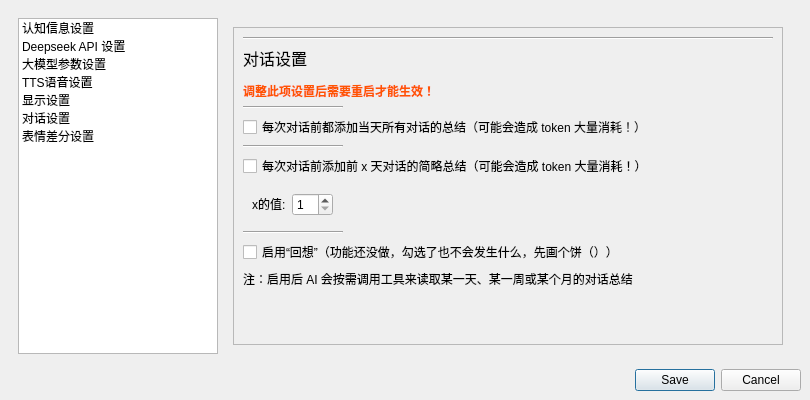
Old version of the form app/asset/ui/setting.ui in the repository CodeCCsky/chatWithQing.
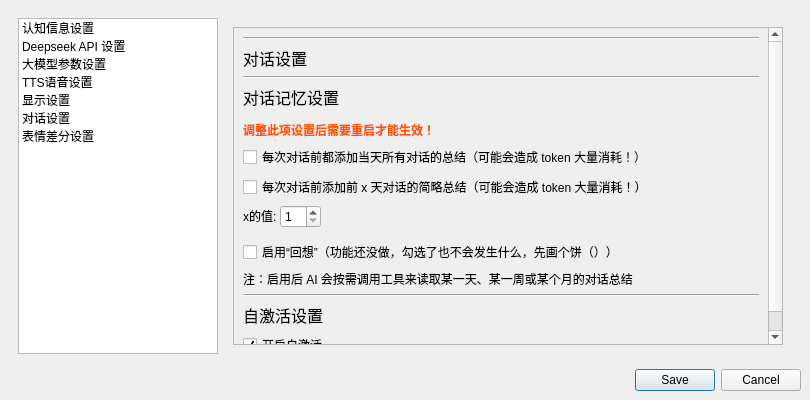
New version of the form. The open tabs and pages were chosen to show the change.

Commit message: 添加启用自激活模式勾选框

```diff
--- a/app/asset/ui/setting.ui
+++ b/app/asset/ui/setting.ui
@@ -1009,23 +1009,24 @@
                <item>
                 <widget class="QLabel" name="talkSettingTopLabel">
                  <property name="text">
-                  <string>&lt;html&gt;&lt;head/&gt;&lt;body&gt;&lt;p&gt;&lt;span style=&quot; font-size:12pt;&quot;&gt;对话设置&lt;/span&gt;&lt;/p&gt;&lt;p&gt;&lt;span style=&quot; font-weight:600; color:#ff5500;&quot;&gt;调整此项设置后需要重启才能生效！&lt;/span&gt;&lt;/p&gt;&lt;/body&gt;&lt;/html&gt;</string>
+                  <string>&lt;html&gt;&lt;head/&gt;&lt;body&gt;&lt;p&gt;&lt;span style=&quot; font-size:12pt;&quot;&gt;对话设置&lt;/span&gt;&lt;/p&gt;&lt;/body&gt;&lt;/html&gt;</string>
                  </property>
                 </widget>
                </item>
                <item>
-                <widget class="Line" name="line_2">
-                 <property name="maximumSize">
-                  <size>
-                   <width>100</width>
-                   <height>16777215</height>
-                  </size>
-                 </property>
+                <widget class="Line" name="line_9">
                  <property name="orientation">
                   <enum>Qt::Horizontal</enum>
                  </property>
                 </widget>
                </item>
+               <item>
+                <widget class="QLabel" name="talkMemoryLabel">
+                 <property name="text">
+                  <string>&lt;html&gt;&lt;head/&gt;&lt;body&gt;&lt;p&gt;&lt;span style=&quot; font-size:12pt;&quot;&gt;对话记忆设置&lt;/span&gt;&lt;/p&gt;&lt;p&gt;&lt;span style=&quot; font-weight:600; color:#ff5500;&quot;&gt;调整此项设置后需要重启才能生效！&lt;/span&gt;&lt;/p&gt;&lt;/body&gt;&lt;/html&gt;</string>
+                 </property>
+                </widget>
+               </item>
                <item>
                 <widget class="QCheckBox" name="addSameDayHisSummaryCheckBox">
                  <property name="text">
@@ -1033,19 +1034,6 @@
                  </property>
                 </widget>
                </item>
-               <item>
-                <widget class="Line" name="line_3">
-                 <property name="maximumSize">
-                  <size>
-                   <width>100</width>
-                   <height>16777215</height>
-                  </size>
-                 </property>
-                 <property name="orientation">
-                  <enum>Qt::Horizontal</enum>
-                 </property>
-                </widget>
-               </item>
                <item>
                 <widget class="QCheckBox" name="addXDayAgoHisSummaryCheckBox">
                  <property name="text">
@@ -1056,6 +1044,21 @@
                <item>
                 <widget class="QWidget" name="widget" native="true">
                  <layout class="QHBoxLayout" name="horizontalLayout">
+                  <property name="spacing">
+                   <number>3</number>
+                  </property>
+                  <property name="leftMargin">
+                   <number>0</number>
+                  </property>
+                  <property name="topMargin">
+                   <number>0</number>
+                  </property>
+                  <property name="rightMargin">
+                   <number>0</number>
+                  </property>
+                  <property name="bottomMargin">
+                   <number>6</number>
+                  </property>
                   <item>
                    <widget class="QLabel" name="label_3">
                     <property name="maximumSize">
@@ -1095,19 +1098,6 @@
                  </layout>
                 </widget>
                </item>
-               <item>
-                <widget class="Line" name="line_4">
-                 <property name="maximumSize">
-                  <size>
-                   <width>100</width>
-                   <height>16777215</height>
-                  </size>
-                 </property>
-                 <property name="orientation">
-                  <enum>Qt::Horizontal</enum>
-                 </property>
-                </widget>
-               </item>
                <item>
                 <widget class="QCheckBox" name="enableRecallCheckBox">
                  <property name="text">
@@ -1122,6 +1112,30 @@
                  </property>
                 </widget>
                </item>
+               <item>
+                <widget class="Line" name="line_8">
+                 <property name="orientation">
+                  <enum>Qt::Horizontal</enum>
+                 </property>
+                </widget>
+               </item>
+               <item>
+                <widget class="QLabel" name="selfActivcationLabel">
+                 <property name="text">
+                  <string>&lt;html&gt;&lt;head/&gt;&lt;body&gt;&lt;p&gt;&lt;span style=&quot; font-size:12pt;&quot;&gt;自激活设置&lt;/span&gt;&lt;/p&gt;&lt;/body&gt;&lt;/html&gt;</string>
+                 </property>
+                </widget>
+               </item>
+               <item>
+                <widget class="QCheckBox" name="selfActivcationCheckBox">
+                 <property name="text">
+                  <string>开启自激活</string>
+                 </property>
+                 <property name="checked">
+                  <bool>true</bool>
+                 </property>
+                </widget>
+               </item>
                <item>
                 <spacer name="verticalSpacer_28">
                  <property name="orientation">
```
Left out of the diff: 148 changed lines with no effect on the pictures. The commit also changes 7 other files.
